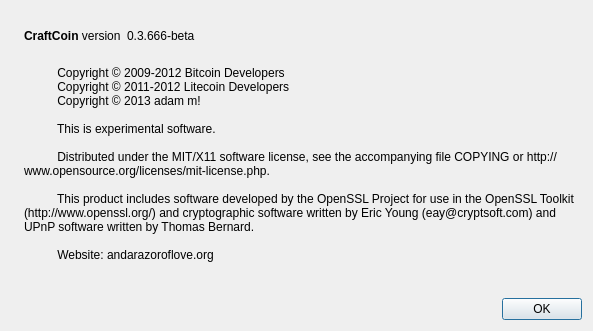
First picture: the form in src/qt/forms/aboutdialog.ui, repository craftcoin/craftcoin, before the edit.
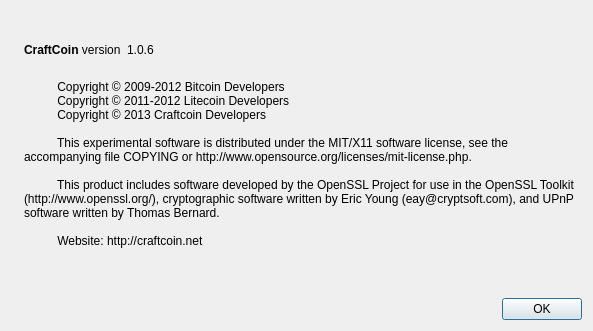
Second picture: the form after the edit. Icons and pictures are not drawn.

Commit message: cleaned up, corrected copyright info

The edit to the form file:
```diff
--- a/src/qt/forms/aboutdialog.ui
+++ b/src/qt/forms/aboutdialog.ui
@@ -63,7 +63,7 @@
           <cursorShape>IBeamCursor</cursorShape>
          </property>
          <property name="text">
-          <string notr="true">0.3.666-beta</string>
+          <string notr="true">1.0.6</string>
          </property>
          <property name="textFormat">
           <enum>Qt::RichText</enum>
@@ -97,15 +97,13 @@
         <string>
           Copyright © 2009-2012 Bitcoin Developers
           Copyright © 2011-2012 Litecoin Developers
-          Copyright © 2013 adam m!
+          Copyright © 2013 Craftcoin Developers
 
-          This is experimental software.
+          This experimental software is distributed under the MIT/X11 software license, see the accompanying file COPYING or http://www.opensource.org/licenses/mit-license.php.
 
-          Distributed under the MIT/X11 software license, see the accompanying file COPYING or http://www.opensource.org/licenses/mit-license.php.
+          This product includes software developed by the OpenSSL Project for use in the OpenSSL Toolkit (http://www.openssl.org/), cryptographic software written by Eric Young (eay@cryptsoft.com), and UPnP software written by Thomas Bernard.
 
-          This product includes software developed by the OpenSSL Project for use in the OpenSSL Toolkit (http://www.openssl.org/) and cryptographic software written by Eric Young (eay@cryptsoft.com) and UPnP software written by Thomas Bernard.
-
-          Website: andarazoroflove.org
+          Website: http://craftcoin.net
         </string>
        </property>
        <property name="wordWrap">
```
The commit also changes 5 other files.
